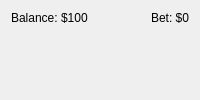
Before: the Qt Designer form gameinfo.ui in Hitonoriol/qBlackJack, drawn with Qt 5.
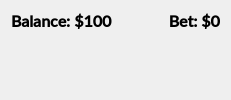
After: the same form once the commit is applied.

```diff
--- a/gameinfo.ui
+++ b/gameinfo.ui
@@ -2,12 +2,27 @@
 <ui version="4.0">
  <class>GameInfo</class>
  <widget class="QWidget" name="GameInfo">
+  <property name="font">
+   <font>
+    <strikeout>false</strikeout>
+    <kerning>true</kerning>
+   </font>
+  </property>
   <property name="windowTitle">
    <string>Form</string>
   </property>
   <layout class="QHBoxLayout" name="horizontalLayout">
    <item>
     <widget class="QLabel" name="balanceLabel">
+     <property name="font">
+      <font>
+       <family>Lato Semibold</family>
+       <pointsize>12</pointsize>
+       <bold>true</bold>
+       <strikeout>false</strikeout>
+       <kerning>true</kerning>
+      </font>
+     </property>
      <property name="text">
       <string>Balance: $100</string>
      </property>
@@ -31,6 +46,15 @@
    </item>
    <item>
     <widget class="QLabel" name="betLabel">
+     <property name="font">
+      <font>
+       <family>Lato Semibold</family>
+       <pointsize>12</pointsize>
+       <bold>true</bold>
+       <strikeout>false</strikeout>
+       <kerning>true</kerning>
+      </font>
+     </property>
      <property name="text">
       <string>Bet: $0</string>
      </property>
```
